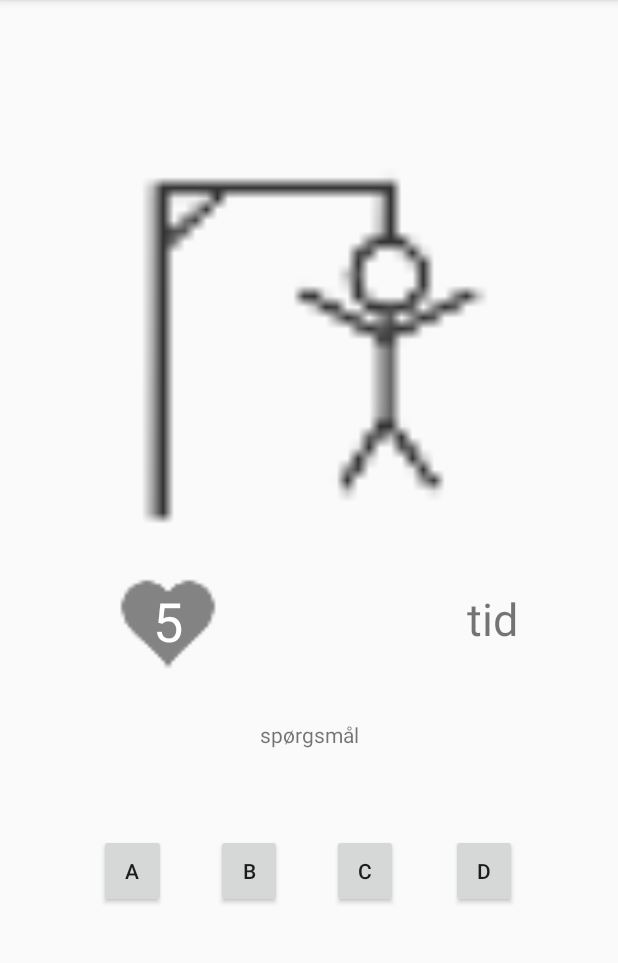
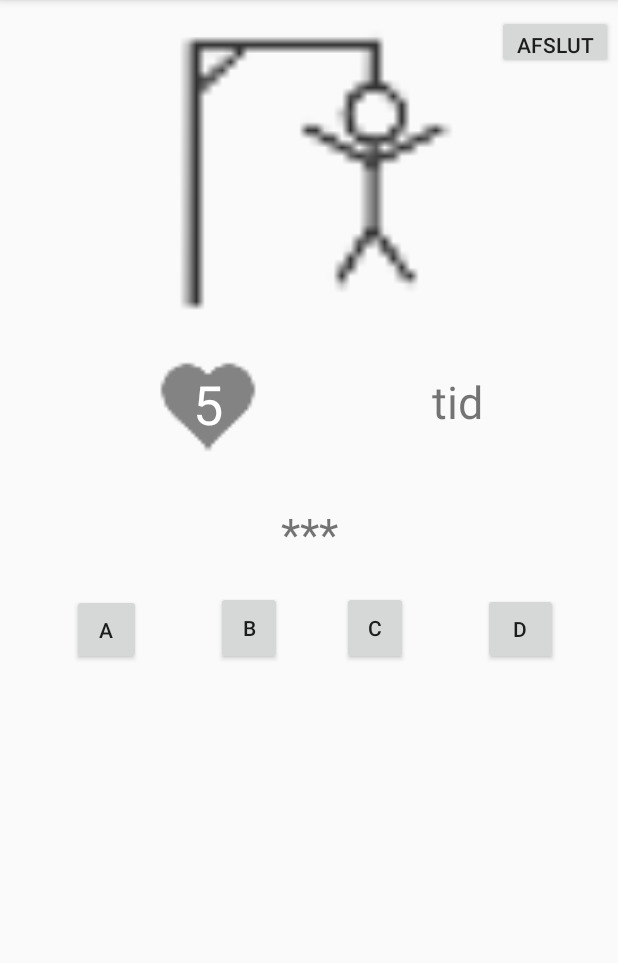
Before and after one commit to kajgaard/GalgeSpil, an Android app: the StartSpilAktivitet screen opened directly, with no data from a screen before it, on a phone screen of 412 x 824 dp, the part 84-1047 px from its top. Run offline under Robolectric (Android 15) with nearby library versions, the phone set to English and light mode, and no system bars.

Commit message:
Indsat Logik klasse fra Jacob's github. Implementeret 'gæt bogstav', men UI følger ikke med. Det virker ok i loggen.

```diff
--- /dev/null
+++ b/app/src/main/java/com/example/galgespil/Logik.java
@@ -0,0 +1,208 @@
+package com.example.galgespil;
+
+import java.io.BufferedReader;
+import java.io.IOException;
+import java.io.InputStreamReader;
+import java.net.URL;
+import java.util.ArrayList;
+import java.util.Arrays;
+import java.util.HashSet;
+import java.util.Random;
+
+public class Logik {
+        /** AHT afprøvning er muligeOrd synlig på pakkeniveau */
+        ArrayList<String> muligeOrd = new ArrayList<String>();
+        private String ordet;
+        private ArrayList<String> brugteBogstaver = new ArrayList<String>();
+        private String synligtOrd;
+        private int antalForkerteBogstaver;
+        private boolean sidsteBogstavVarKorrekt;
+        private boolean spilletErVundet;
+        private boolean spilletErTabt;
+
+        public Logik() {
+            /*
+            muligeOrd.add("bil");
+            muligeOrd.add("computer");
+            muligeOrd.add("programmering");
+            muligeOrd.add("motorvej");
+            muligeOrd.add("busrute");
+            muligeOrd.add("gangsti");
+            muligeOrd.add("skovsnegl");
+            muligeOrd.add("solsort");
+            muligeOrd.add("nitten");
+
+             */
+            muligeOrd.add("ABC");
+            muligeOrd.add("ACC");
+            muligeOrd.add("ABCD");
+            nulstil();
+        }
+
+
+        public ArrayList<String> getBrugteBogstaver() {
+            return brugteBogstaver;
+        }
+
+        public String getSynligtOrd() {
+            return synligtOrd;
+        }
+
+        public String getOrdet() {
+            return ordet;
+        }
+
+        public int getAntalForkerteBogstaver() {
+            return antalForkerteBogstaver;
+        }
+
+        public boolean erSidsteBogstavKorrekt() {
+            return sidsteBogstavVarKorrekt;
+        }
+
+        public boolean erSpilletVundet() {
+            return spilletErVundet;
+        }
+
+        public boolean erSpilletTabt() {
+            return spilletErTabt;
+        }
+
+        public boolean erSpilletSlut() {
+            return spilletErTabt || spilletErVundet;
+        }
+
+
+        public void nulstil() {
+            brugteBogstaver.clear();
+            antalForkerteBogstaver = 0;
+            spilletErVundet = false;
+            spilletErTabt = false;
+            ordet = muligeOrd.get(new Random().nextInt(muligeOrd.size()));
+            opdaterSynligtOrd();
+        }
+
+
+        private void opdaterSynligtOrd() {
+            synligtOrd = "";
+            spilletErVundet = true;
+            for (int n = 0; n < ordet.length(); n++) {
+                String bogstav = ordet.substring(n, n + 1);
+                if (brugteBogstaver.contains(bogstav)) {
+                    synligtOrd = synligtOrd + bogstav;
+                } else {
+                    synligtOrd = synligtOrd + "*";
+                    spilletErVundet = false;
+                }
+            }
+        }
+
+        public void gætBogstav(String bogstav) {
+            if (bogstav.length() != 1) return;
+            System.out.println("Der gættes på bogstavet: " + bogstav);
+            if (brugteBogstaver.contains(bogstav)) return;
+            if (spilletErVundet || spilletErTabt) return;
+
+            brugteBogstaver.add(bogstav);
+
+            if (ordet.contains(bogstav)) {
+                sidsteBogstavVarKorrekt = true;
+                System.out.println("Bogstavet var korrekt: " + bogstav);
+            } else {
+                // Vi gættede på et bogstav der ikke var i ordet.
+                sidsteBogstavVarKorrekt = false;
+                System.out.println("Bogstavet var IKKE korrekt: " + bogstav);
+                antalForkerteBogstaver = antalForkerteBogstaver + 1;
+                if (antalForkerteBogstaver > 6) {
+                    spilletErTabt = true;
+                }
+            }
+            opdaterSynligtOrd();
+        }
+
+        public void logStatus() {
+            System.out.println("---------- ");
+            System.out.println("- ordet (skult) = " + ordet);
+            System.out.println("- synligtOrd = " + synligtOrd);
+            System.out.println("- forkerteBogstaver = " + antalForkerteBogstaver);
+            System.out.println("- brugeBogstaver = " + brugteBogstaver);
+            if (spilletErTabt) System.out.println("- SPILLET ER TABT");
+            if (spilletErVundet) System.out.println("- SPILLET ER VUNDET");
+            System.out.println("---------- ");
+        }
+
+
+        public static String hentUrl(String url) throws IOException {
+            System.out.println("Henter data fra " + url);
+            BufferedReader br = new BufferedReader(new InputStreamReader(new URL(url).openStream()));
+            StringBuilder sb = new StringBuilder();
+            String linje = br.readLine();
+            while (linje != null) {
+                sb.append(linje + "\n");
+                linje = br.readLine();
+            }
+            return sb.toString();
+        }
+
+
+        /**
+         * Hent ord fra DRs forside (https://dr.dk)
+         */
+        public void hentOrdFraDr() throws Exception {
+            String data = hentUrl("https://dr.dk");
+            //System.out.println("data = " + data);
+
+            data = data.substring(data.indexOf("<body")). // fjern headere
+                    replaceAll("<.+?>", " ").toLowerCase(). // fjern tags
+                    replaceAll("&#198;", "æ"). // erstat HTML-tegn
+                    replaceAll("&#230;", "æ"). // erstat HTML-tegn
+                    replaceAll("&#216;", "ø"). // erstat HTML-tegn
+                    replaceAll("&#248;", "ø"). // erstat HTML-tegn
+                    replaceAll("&oslash;", "ø"). // erstat HTML-tegn
+                    replaceAll("&#229;", "å"). // erstat HTML-tegn
+                    replaceAll("[^a-zæøå]", " "). // fjern tegn der ikke er bogstaver
+                    replaceAll(" [a-zæøå] "," "). // fjern 1-bogstavsord
+                    replaceAll(" [a-zæøå][a-zæøå] "," "); // fjern 2-bogstavsord
+
+            System.out.println("data = " + data);
+            System.out.println("data = " + Arrays.asList(data.split("\\s+")));
+            muligeOrd.clear();
+            muligeOrd.addAll(new HashSet<String>(Arrays.asList(data.split(" "))));
+
+            System.out.println("muligeOrd = " + muligeOrd);
+            nulstil();
+        }
+
+
+        /**
+         * Hent ord og sværhedsgrad fra et online regneark. Du kan redigere i regnearket, på adressen
+         * https://docs.google.com/spreadsheets/d/1RnwU9KATJB94Rhr7nurvjxfg09wAHMZPYB3uySBPO6M/edit?usp=sharing
+         * @param sværhedsgrader en streng med de tilladte sværhedsgrader - f.eks "3" for at medtage kun svære ord, eller "12" for alle nemme og halvsvære ord
+         * @throws Exception
+         */
+
+        public void hentOrdFraRegneark(String sværhedsgrader) throws Exception {
+            String id = "1RnwU9KATJB94Rhr7nurvjxfg09wAHMZPYB3uySBPO6M";
+
+            System.out.println("Henter data som kommasepareret CSV fra regnearket https://docs.google.com/spreadsheets/d/"+id+"/edit?usp=sharing");
+
+            String data = hentUrl("https://docs.google.com/spreadsheets/d/" + id + "/export?format=csv&id=" + id);
+            int linjeNr = 0;
+
+            muligeOrd.clear();
+            for (String linje : data.split("\n")) {
+                if (linjeNr<20) System.out.println("linje = " + linje); // udskriv de første 20 linjer
+                if (linjeNr++ < 1 ) continue; // Spring første linje med kolonnenavnene over
+                String[] felter = linje.split(",", -1);// -1 er for at beholde tomme indgange, f.eks. bliver ",,," splittet i et array med 4 tomme strenge
+                String sværhedsgrad = felter[0].trim();
+                String ordet = felter[1].trim().toLowerCase();
+                if (sværhedsgrad.isEmpty() || ordet.isEmpty()) continue; // spring over linjer med tomme ord
+                if (!sværhedsgrader.contains(sværhedsgrad)) continue; // filtrér på sværhedsgrader
+                System.out.println("Tilføjer "+ordet+" med sværhedsgrad "+sværhedsgrad);
+                muligeOrd.add(ordet);
+            }
+
+            System.out.println("muligeOrd = " + muligeOrd);
+            nulstil();
+        }
+    }
--- a/app/src/main/java/com/example/galgespil/StartSpilAktivitet.java
+++ b/app/src/main/java/com/example/galgespil/StartSpilAktivitet.java
@@ -3,12 +3,67 @@ package com.example.galgespil;
 import androidx.appcompat.app.AppCompatActivity;
 
 import android.os.Bundle;
+import android.view.View;
+import android.widget.Button;
+import android.widget.TextView;
 
-public class StartSpilAktivitet extends AppCompatActivity {
-
+public class StartSpilAktivitet extends AppCompatActivity implements View.OnClickListener {
+    Logik logik = new Logik();
+    Button a, b, c, d, afslutKnap;
+    TextView ukendtOrd, liv, tid;
     @Override
     protected void onCreate(Bundle savedInstanceState) {
         super.onCreate(savedInstanceState);
         setContentView(R.layout.activity_start_spil_aktivitet);
+
+        a = findViewById(R.id.buttonA);
+        a.setOnClickListener(this);
+
+        b = findViewById(R.id.buttonD);
+        b.setOnClickListener(this);
+
+        c = findViewById(R.id.buttonC);
+        c.setOnClickListener(this);
+
+        d = findViewById(R.id.buttonD);
+        d.setOnClickListener(this);
+
+        afslutKnap = findViewById(R.id.afslutKnap);
+        afslutKnap.setOnClickListener(this);
+
+        liv = findViewById(R.id.antalLiv);
+        tid = findViewById(R.id.tid);
+
+        ukendtOrd = findViewById(R.id.spgtext);
+        ukendtOrd.setText(logik.getSynligtOrd());
+
+    }
+
+    @Override
+    public void onClick(View v) {
+        if(v == a){
+            String bogstav = a.getText().toString();
+            logik.gætBogstav(bogstav);
+            a.setEnabled(false);
+
+        }else if (v == b){
+            String bogstav = b.getText().toString();
+            logik.gætBogstav(bogstav);
+            b.setEnabled(false);
+
+        }else if(v == c){
+            String bogstav = c.getText().toString();
+            logik.gætBogstav(bogstav);
+            c.setEnabled(false);
+
+        }else if(v == d){
+            String bogstav = c.getText().toString();
+            logik.gætBogstav(bogstav);
+            d.setEnabled(false);
+
+        }else if(v == afslutKnap){
+
+        }
+
     }
 }
--- a/app/src/main/res/layout/activity_start_spil_aktivitet.xml
+++ b/app/src/main/res/layout/activity_start_spil_aktivitet.xml
@@ -8,59 +8,65 @@
 
     <Button
         android:id="@+id/buttonD"
-        android:layout_width="0dp"
-        android:layout_height="49dp"
-        android:layout_marginEnd="67dp"
+        android:layout_width="50dp"
+        android:layout_height="48dp"
         android:text="D"
-        app:layout_constraintBottom_toBottomOf="@+id/buttonC"
-        app:layout_constraintEnd_toEndOf="parent"
-        app:layout_constraintStart_toEndOf="@+id/buttonA" />
+        app:layout_constraintBottom_toBottomOf="@+id/buttonA"
+        app:layout_constraintStart_toEndOf="@+id/hangman" />
 
     <Button
         android:id="@+id/buttonC"
         android:layout_width="44dp"
         android:layout_height="49dp"
-        android:layout_marginEnd="35dp"
+        android:layout_marginEnd="50dp"
         android:text="C"
-        app:layout_constraintBottom_toBottomOf="@+id/buttonB"
+        app:layout_constraintBottom_toBottomOf="@+id/buttonA"
         app:layout_constraintEnd_toStartOf="@+id/buttonD" />
 
     <Button
         android:id="@+id/buttonB"
         android:layout_width="44dp"
         android:layout_height="49dp"
-        android:layout_marginStart="35dp"
-        android:layout_marginEnd="35dp"
+        android:layout_marginStart="50dp"
         android:text="B"
         app:layout_constraintBottom_toBottomOf="@+id/buttonA"
-        app:layout_constraintEnd_toStartOf="@+id/buttonC"
         app:layout_constraintStart_toEndOf="@+id/buttonA" />
 
     <Button
         android:id="@+id/buttonA"
-        android:layout_width="0dp"
-        android:layout_height="49dp"
-        android:layout_marginStart="66dp"
-        android:layout_marginTop="100dp"
-        android:layout_marginEnd="190dp"
+        android:layout_width="46dp"
+        android:layout_height="47dp"
+        android:layout_marginTop="20dp"
         android:text="A"
-        app:layout_constraintEnd_toStartOf="@+id/buttonD"
-        app:layout_constraintStart_toStartOf="parent"
-        app:layout_constraintTop_toBottomOf="@+id/imageView3" />
+        app:layout_constraintEnd_toStartOf="@+id/hangman"
+        app:layout_constraintTop_toBottomOf="@+id/spgtext" />
+
+    <Button
+        android:id="@+id/afslutKnap"
+        android:layout_width="77dp"
+        android:layout_height="36dp"
+        android:layout_marginEnd="3dp"
+        android:text="afslut"
+        app:layout_constraintEnd_toEndOf="parent"
+        app:layout_constraintStart_toEndOf="@+id/hangman"
+        app:layout_constraintTop_toTopOf="@+id/hangman" />
 
     <ImageView
         android:id="@+id/hangman"
-        android:layout_width="278dp"
-        android:layout_height="260dp"
-        android:layout_marginTop="100dp"
+        android:layout_width="0dp"
+        android:layout_height="205dp"
+        android:layout_marginStart="94dp"
+        android:layout_marginTop="10dp"
+        android:layout_marginEnd="9dp"
         app:layout_constraintEnd_toEndOf="parent"
+        app:layout_constraintEnd_toStartOf="@+id/afslutKnap"
         app:layout_constraintHorizontal_bias="0.5"
         app:layout_constraintStart_toStartOf="parent"
         app:layout_constraintTop_toTopOf="parent"
         app:srcCompat="@drawable/hangman" />
 
     <ImageView
-        android:id="@+id/imageView3"
+        android:id="@+id/hearts"
         android:layout_width="89dp"
         android:layout_height="80dp"
         android:layout_marginTop="16dp"
@@ -84,6 +90,7 @@
         android:layout_height="wrap_content"
         android:layout_marginTop="120dp"
         android:text="spørgsmål"
+        android:textSize="30sp"
         app:layout_constraintEnd_toEndOf="parent"
         app:layout_constraintHorizontal_bias="0.5"
         app:layout_constraintStart_toStartOf="parent"
@@ -97,8 +104,8 @@
         android:textAlignment="center"
         android:textColor="#FFFFFF"
         android:textSize="36sp"
-        app:layout_constraintBottom_toBottomOf="@+id/imageView3"
-        app:layout_constraintEnd_toEndOf="@+id/imageView3"
-        app:layout_constraintStart_toStartOf="@+id/imageView3"
-        app:layout_constraintTop_toTopOf="@+id/imageView3" />
+        app:layout_constraintBottom_toBottomOf="@+id/hearts"
+        app:layout_constraintEnd_toEndOf="@+id/hearts"
+        app:layout_constraintStart_toStartOf="@+id/hearts"
+        app:layout_constraintTop_toTopOf="@+id/hearts" />
 </androidx.constraintlayout.widget.ConstraintLayout>
```
